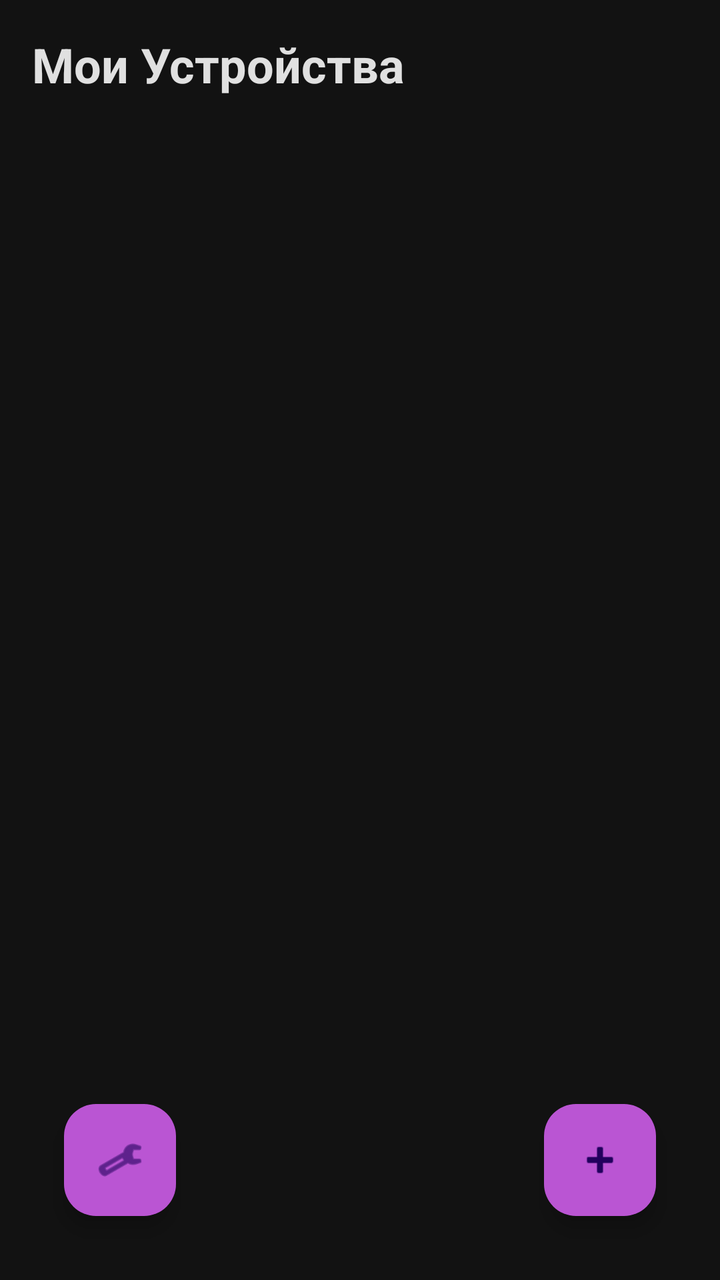
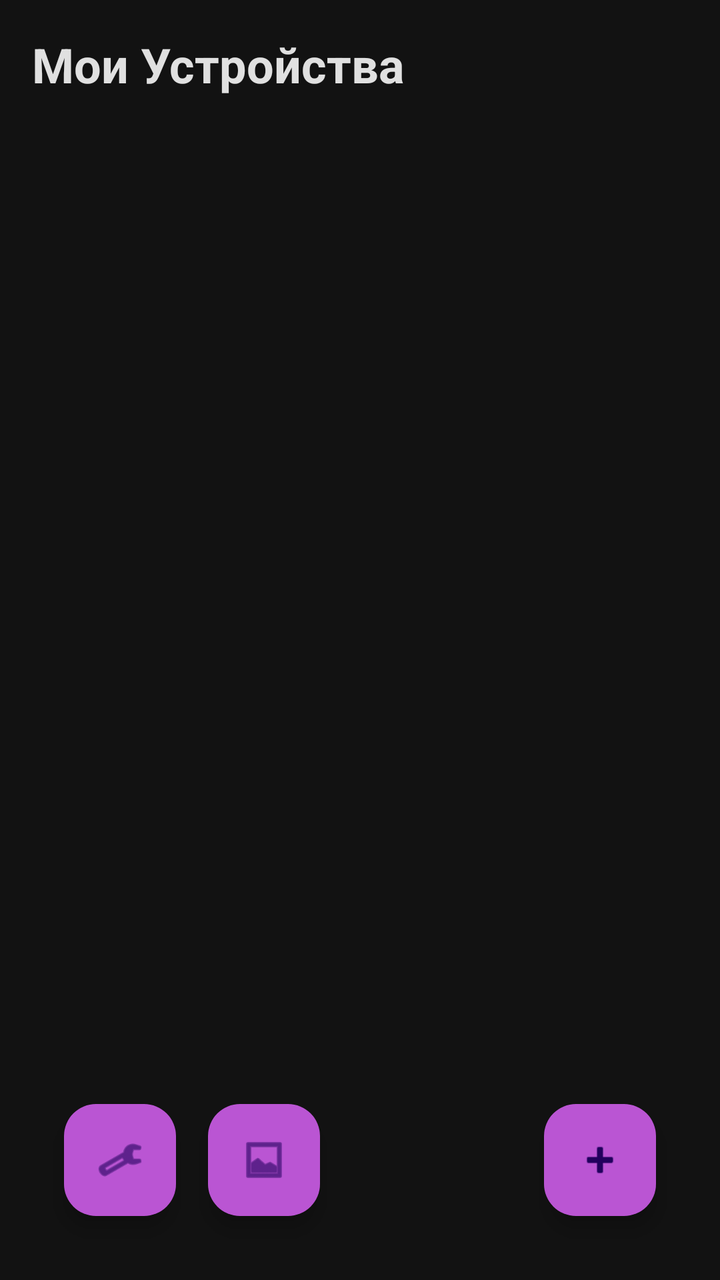

An Android layout rendered at two revisions. The XML below is the earlier revision; the diff shows what the commit changed to produce the second picture.
<!-- AndroidManifest.xml: application theme Theme.PC -->
<!-- res/layout/activity_main.xml -->
<?xml version="1.0" encoding="utf-8"?>
<androidx.constraintlayout.widget.ConstraintLayout
    xmlns:android="http://schemas.android.com/apk/res/android"
    xmlns:app="http://schemas.android.com/apk/res-auto"
    android:layout_width="match_parent"
    android:layout_height="match_parent"
    android:background="@color/dark_bg"
    android:padding="16dp">

    <TextView
        android:id="@+id/title"
        android:layout_width="wrap_content"
        android:layout_height="wrap_content"
        android:text="Мои Устройства"
        android:textColor="@color/text_white"
        android:textSize="24sp"
        android:textStyle="bold"
        app:layout_constraintTop_toTopOf="parent"
        app:layout_constraintStart_toStartOf="parent" />

    <androidx.recyclerview.widget.RecyclerView
        android:id="@+id/devicesRecyclerView"
        android:layout_width="0dp"
        android:layout_height="0dp"
        android:layout_marginTop="24dp"
        app:layout_constraintTop_toBottomOf="@id/title"
        app:layout_constraintBottom_toTopOf="@id/fab_add"
        app:layout_constraintStart_toStartOf="parent"
        app:layout_constraintEnd_toEndOf="parent" />

    
    <com.google.android.material.floatingactionbutton.FloatingActionButton
        android:id="@+id/fab_settings"
        android:layout_width="wrap_content"
        android:layout_height="wrap_content"
        android:layout_margin="16dp"
        android:src="@android:drawable/ic_menu_manage"
        android:contentDescription="Настройки"
        app:backgroundTint="?attr/colorPrimary"
        app:layout_constraintBottom_toBottomOf="parent"
        app:layout_constraintStart_toStartOf="parent" />

    
    <com.google.android.material.floatingactionbutton.FloatingActionButton
        android:id="@+id/fab_add"
        android:layout_width="wrap_content"
        android:layout_height="wrap_content"
        android:layout_margin="16dp"
        android:src="@android:drawable/ic_input_add"
        android:contentDescription="Добавить устройство"
        app:backgroundTint="?attr/colorPrimary"
        app:layout_constraintBottom_toBottomOf="parent"
        app:layout_constraintEnd_toEndOf="parent" />

</androidx.constraintlayout.widget.ConstraintLayout>
<!-- resources referenced by this layout -->
<resources>
  <color name="dark_bg">#121212</color>
  <color name="text_white">#E0E0E0</color>
  <style name="Theme.PC" parent="Base.Theme.PC" />
  <style name="Base.Theme.PC" parent="Theme.Material3.DayNight.NoActionBar">
          <item name="android:windowBackground">@color/dark_bg</item>
          <item name="colorPrimary">@color/purple</item>
          <item name="colorAccent">@color/purple</item>
          <item name="mainAccentColor">@color/purple</item>
      </style>
  <color name="purple">#BA55D3</color>
</resources>

<!-- the commit's change to res/layout/activity_main.xml (unified diff, before → after) -->
@@ -42,6 +42,19 @@
 
     
     <com.google.android.material.floatingactionbutton.FloatingActionButton
+        android:id="@+id/fab_widgets"
+        android:layout_width="wrap_content"
+        android:layout_height="wrap_content"
+        android:layout_margin="16dp"
+        android:layout_marginStart="8dp"
+        android:src="@android:drawable/ic_menu_gallery"
+        android:contentDescription="Конструктор виджетов"
+        app:backgroundTint="?attr/colorPrimary"
+        app:layout_constraintBottom_toBottomOf="parent"
+        app:layout_constraintStart_toEndOf="@id/fab_settings" />
+
+    
+    <com.google.android.material.floatingactionbutton.FloatingActionButton
         android:id="@+id/fab_add"
         android:layout_width="wrap_content"
         android:layout_height="wrap_content"
